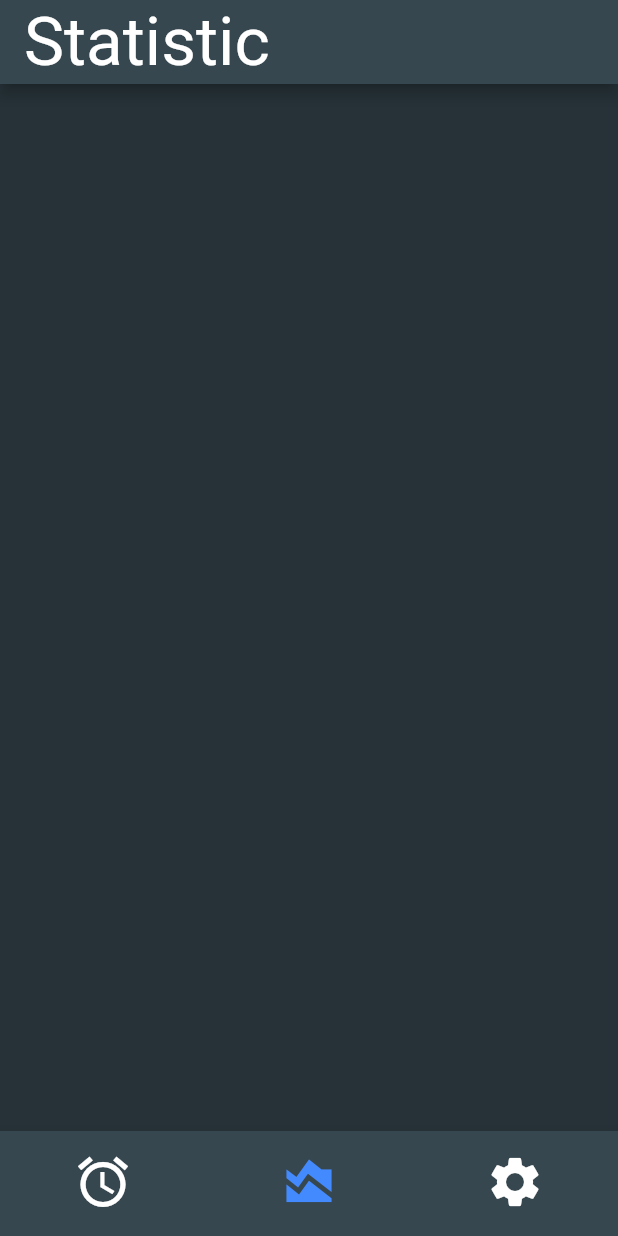
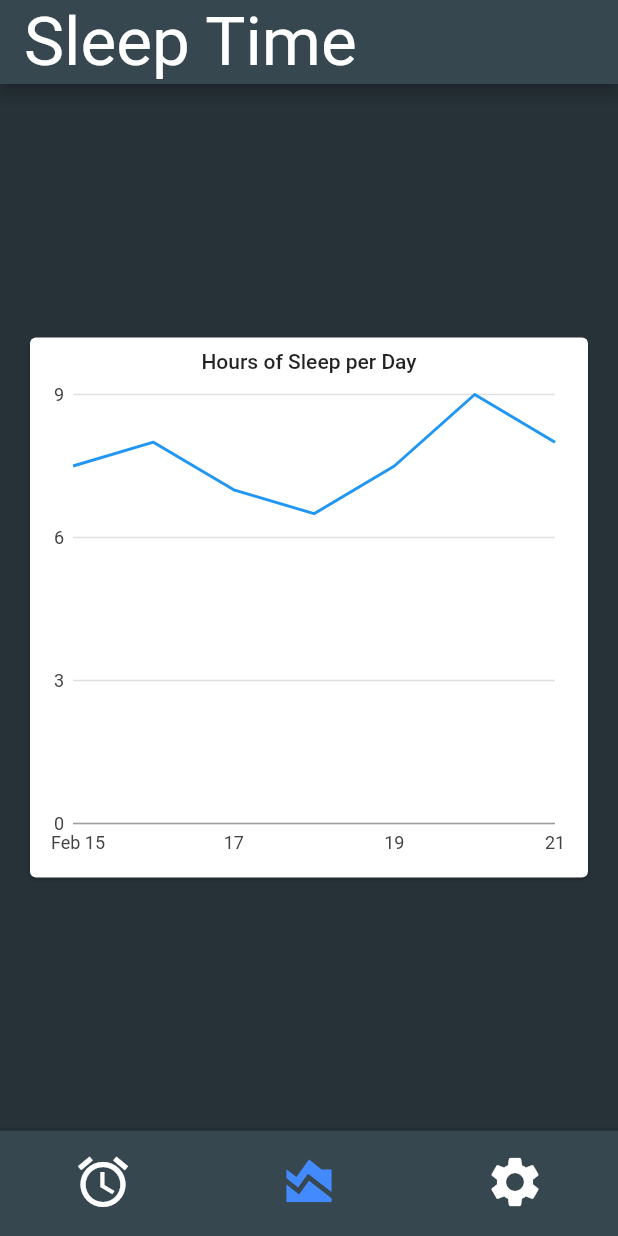
Before and after one commit to apivit45muic/Nightwise-first-project-mobile-dev, a Flutter app: the screen it shows after launch, item 2 of the bottom bar chosen, on a phone screen of 412 x 824 dp. Run offline on Flutter 3.47's test engine with Material 2 defaults, Android fonts, the phone set to English and light mode, and no system bars; our stand-ins replace audioplayers, charts_flutter, shared_preferences; missing offline and left inert: alarm; Roboto replaces fonts that are missing (Georgia).

Commit message:
finish stats.dart using charts_flutter and minor changes

```diff
--- a/lib/alarm_widget.dart
+++ b/lib/alarm_widget.dart
@@ -84,6 +84,8 @@ class _AlarmTabState extends State<AlarmScreen> {
     SharedPreferences prefs = await SharedPreferences.getInstance();
     prefs.setInt("alarm", timestamp);
     prefs.setInt("sleepTime", timeNow);
+
+
     //for debug
     print("timestamp : $timestamp");
     // print("timestamp : $_selectedDate");
--- a/lib/home_screen.dart
+++ b/lib/home_screen.dart
@@ -25,7 +25,7 @@ class _HomeScreenState extends State<HomeScreen> {
   Widget build(BuildContext context) {
     // TODO add more tabs here
     final List<Widget> tabs = [AlarmScreen(), StatsScreen(), SettingScreen()];
-    final List<String> titles = ["Alarm", "Statistic","Setting"];
+    final List<String> titles = ["Alarm", "Sleep Time","Setting"];
 
     return Scaffold(
       appBar: AppBar(
--- a/lib/sleep_screen.dart
+++ b/lib/sleep_screen.dart
@@ -18,10 +18,28 @@ class SleepingScreen extends StatefulWidget {
   State<StatefulWidget> createState() => _SleepingScreenState();
 }
 
+class SleepData {
+  final DateTime date;
+  final double hours;
+
+  SleepData(this.date, this.hours);
+}
+
 class _SleepingScreenState extends State<SleepingScreen> {
   late int _alarmTimestamp, _timeLeft;
   String _soundName = "Nature sound 1";
   late StreamSubscription _sub;
+
+  Future<void> storeSleepData(List<SleepData> sleepData) async {
+    final prefs = await SharedPreferences.getInstance();
+
+    final encodedData = sleepData.map((data) {
+      final dateStr = data.date.toIso8601String();
+      return '$dateStr:${data.hours}';
+    }).join(';');
+
+    await prefs.setString('sleep_data', encodedData);
+  }
 
   void setUp() async {
     // Setup preference
@@ -33,6 +51,15 @@ class _SleepingScreenState extends State<SleepingScreen> {
     // Setup timer
     int currentTimestamp = DateTime.now().millisecondsSinceEpoch;
     int timeLeft = _alarmTimestamp - currentTimestamp;
+    DateTime now = DateTime.now();
+
+    final List<SleepData> sleepData = [
+      SleepData(DateTime(now.year,now.month,now.day), timeLeft/360000),
+    ];
+    print("Sleepdata : ${DateTime(now.year,now.month,now.day)}, ${DateTime(2023, 2, 15)} , ${timeLeft/360000}");
+
+    await storeSleepData(sleepData);
+
     print(timeLeft);
     CountdownTimer countdownTimer =
     CountdownTimer(Duration(milliseconds: timeLeft), Duration(seconds: 1));
--- a/lib/stats.dart
+++ b/lib/stats.dart
@@ -1,15 +1,104 @@
 import 'package:flutter/material.dart';
+import 'package:shared_preferences/shared_preferences.dart';
+import 'package:charts_flutter/flutter.dart' as charts;
 
-class StatsScreen extends StatelessWidget {
+class SleepData {
+  final DateTime date;
+  final double hours;
+
+  SleepData(this.date, this.hours);
+}
+
+class StatsScreen extends StatefulWidget {
+  @override
+  State<StatefulWidget> createState() => _StatsScreenState();
+}
+
+class _StatsScreenState extends State<StatsScreen> {
+  List<SleepData> sleepData = [];
+
+  Future<List<SleepData>> retrieveSleepData() async {
+    final prefs = await SharedPreferences.getInstance();
+
+    final encodedData = prefs.getString('sleep_data');
+    if (encodedData == null) {
+      return [];
+    }
+
+    final dataList = encodedData.split(';').map((encoded) {
+      final parts = encoded.split(':');
+      final date = DateTime.parse(parts[0]);
+      final hours = double.parse(parts[1]);
+      return SleepData(date, hours);
+    }).toList();
+
+    return dataList;
+  }
+
+  @override
+  void initState() {
+    super.initState();
+    retrieveSleepData().then((dataList) {
+      setState(() {
+        sleepData = dataList;
+        //for testing
+        sleepData = [
+        SleepData(DateTime(2023, 2, 15), 7.5),
+        SleepData(DateTime(2023, 2, 16), 8.0),
+        SleepData(DateTime(2023, 2, 17), 7.0),
+        SleepData(DateTime(2023, 2, 18), 6.5),
+        SleepData(DateTime(2023, 2, 19), 7.5),
+        SleepData(DateTime(2023, 2, 20), 9.0),
+        SleepData(DateTime(2023, 2, 21), 8.0)];
+      });
+    });
+  }
+
+
   @override
   Widget build(BuildContext context) {
-    return MaterialApp(
-      title: 'Statistic',
-      home: Scaffold(
-        body: Container(
-          color: Theme.of(context).scaffoldBackgroundColor,
+    return Scaffold(
+      body: Center(
+        child: Container(
+          height: 400,
+          padding: EdgeInsets.all(16),
+          child: Card(
+            child: Padding(
+              padding: EdgeInsets.all(8.0),
+              child: Column(
+                children: <Widget>[
+                  Text(
+                    'Hours of Sleep per Day',
+                    style: Theme.of(context).textTheme.bodyText1,
+                  ),
+                  Expanded(
+                    child: charts.TimeSeriesChart(
+                      _createSampleData(),
+                      animate: true,
+                      dateTimeFactory: const charts.LocalDateTimeFactory(),
+                    ),
+                  ),
+                ],
+              ),
+            ),
+          ),
         ),
       ),
     );
   }
+
+
+
+
+List<charts.Series<SleepData, DateTime>> _createSampleData() {
+    return [
+      charts.Series<SleepData, DateTime>(
+        id: 'Sleep',
+        colorFn: (_, __) => charts.MaterialPalette.blue.shadeDefault,
+        domainFn: (data, _) => data.date,
+        measureFn: (data, _) => data.hours,
+        data: sleepData,
+      )
+    ];
+  }
 }
--- a/pubspec.yaml
+++ b/pubspec.yaml
@@ -19,6 +19,7 @@ dependencies:
   quiver:
   audioplayers: ^3.0.0
   alarm: ^0.1.1
+  charts_flutter: ^0.12.0
 
 dev_dependencies:
   flutter_test:
```
Also changed, not shown: lib/wakeup_screen.dart (+22 -5 lines), pubspec.lock.
